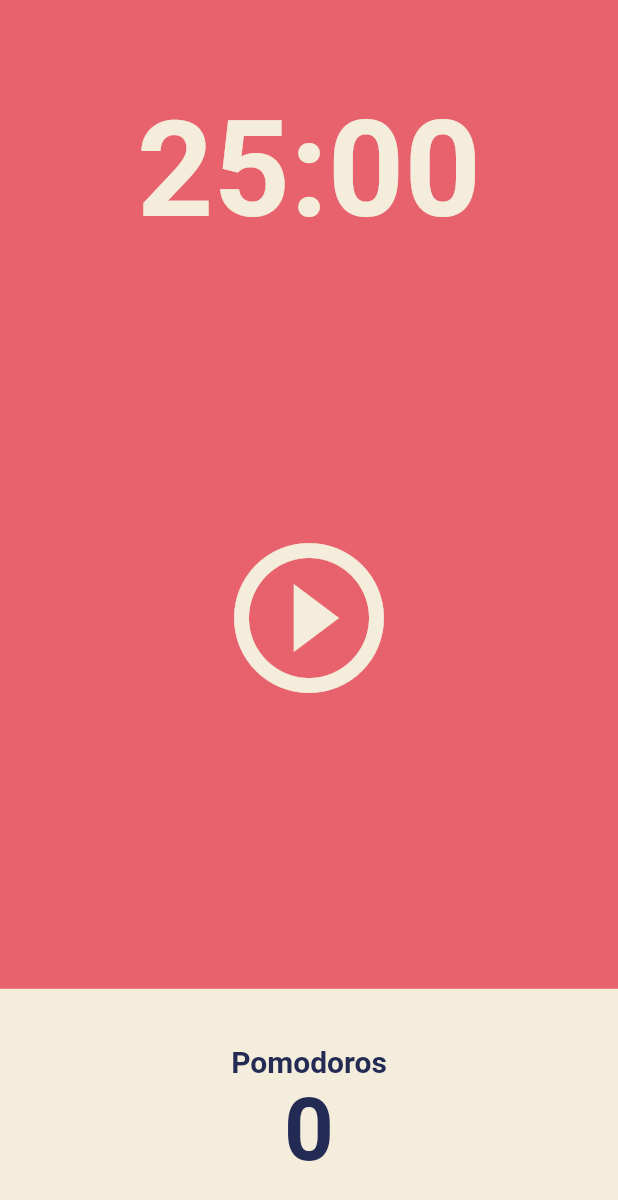
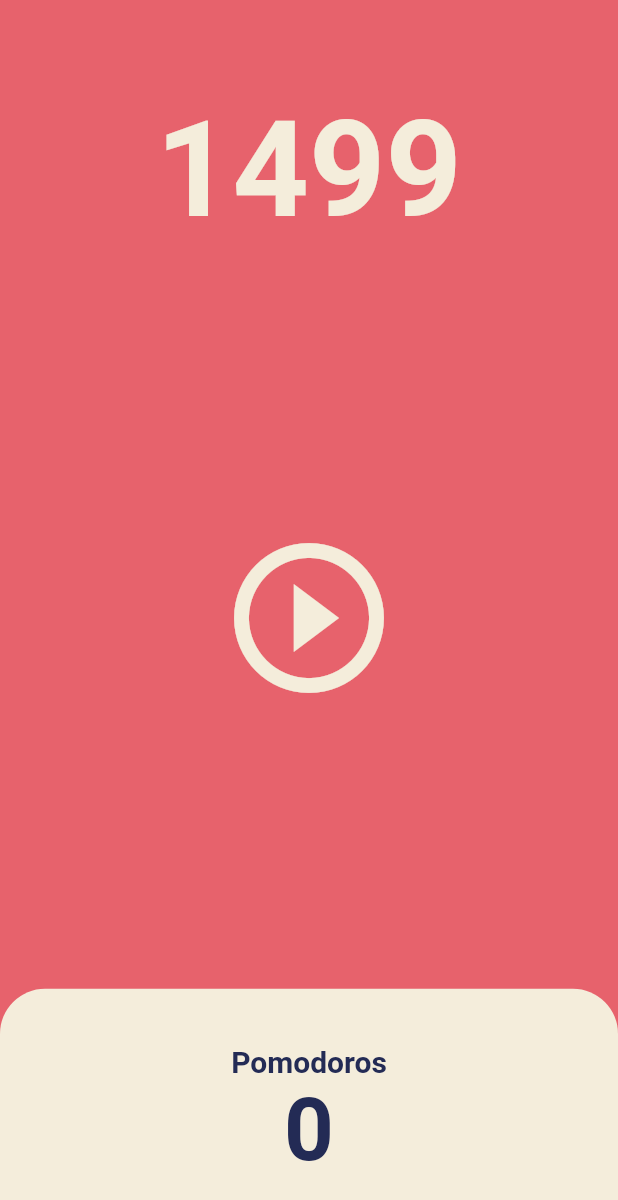
Before and after one commit to Strongorange/Pomodoro-Flutter, a Flutter app: the screen it shows after launch, after a tap on the "play circle outline" icon, on a phone screen of 412 x 824 dp. Shown: the top 1200 px of the screen. Run offline on Flutter 3.47's test engine with Material 2 defaults, Android fonts, the phone set to English and light mode, and no system bars.

Commit message:
[FEATURE] 타이머 생성, 시작

```diff
--- a/lib/screens/home_screen.dart
+++ b/lib/screens/home_screen.dart
@@ -1,3 +1,5 @@
+import 'dart:async';
+
 import 'package:flutter/material.dart';
 
 class HomeScreen extends StatefulWidget {
@@ -8,6 +10,24 @@ class HomeScreen extends StatefulWidget {
 }
 
 class _HomeScreenState extends State<HomeScreen> {
+  int totalSeconds = 1500;
+  late Timer timer;
+
+  void onTick(Timer timer) {
+    setState(
+      () {
+        totalSeconds--;
+      },
+    );
+  }
+
+  void onStartPressed() {
+    timer = Timer.periodic(
+      const Duration(seconds: 1),
+      onTick,
+    );
+  }
+
   @override
   Widget build(BuildContext context) {
     return Scaffold(
@@ -19,7 +39,7 @@ class _HomeScreenState extends State<HomeScreen> {
               child: Container(
                 alignment: Alignment.bottomCenter,
                 child: Text(
-                  '25:00',
+                  '$totalSeconds',
                   style: TextStyle(
                     color: Theme.of(context).cardColor,
                     fontSize: 89,
@@ -32,7 +52,7 @@ class _HomeScreenState extends State<HomeScreen> {
               flex: 3,
               child: Center(
                 child: IconButton(
-                    onPressed: () {},
+                    onPressed: onStartPressed,
                     icon: const Icon(Icons.play_circle_outline),
                     iconSize: 120,
                     color: Theme.of(context).cardColor),
@@ -46,6 +66,10 @@ class _HomeScreenState extends State<HomeScreen> {
                     child: Container(
                       decoration: BoxDecoration(
                         color: Theme.of(context).cardColor,
+                        borderRadius: const BorderRadius.only(
+                          topLeft: Radius.circular(30),
+                          topRight: Radius.circular(30),
+                        ),
                       ),
                       child: Column(
                           mainAxisAlignment: MainAxisAlignment.center,
```
